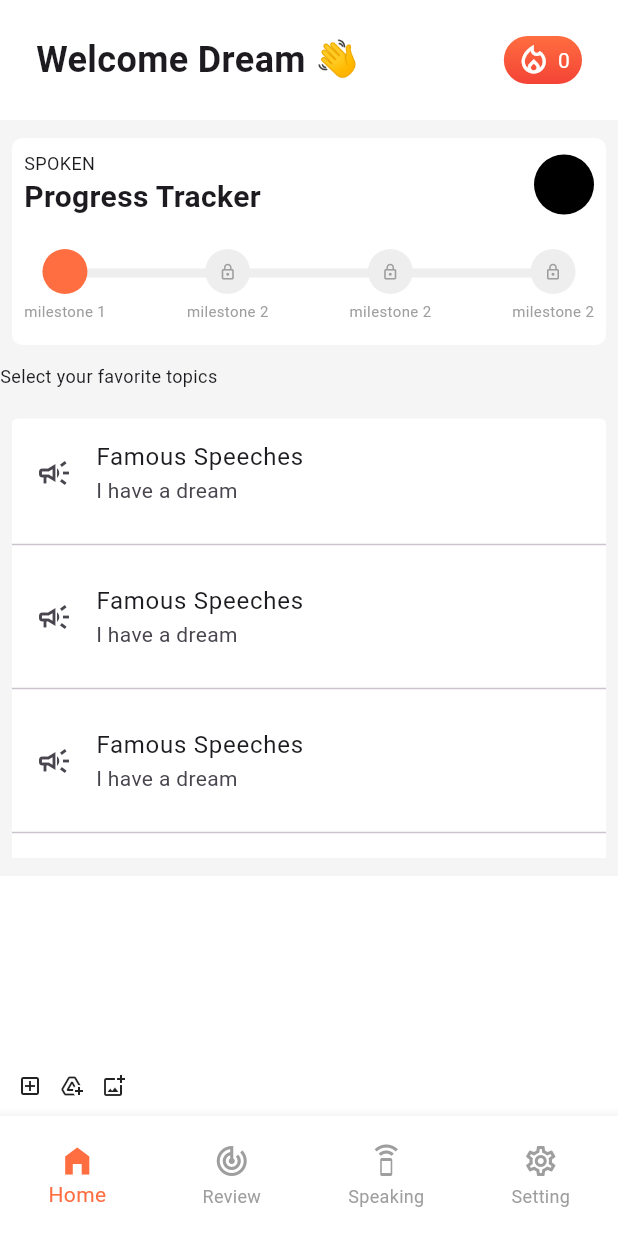
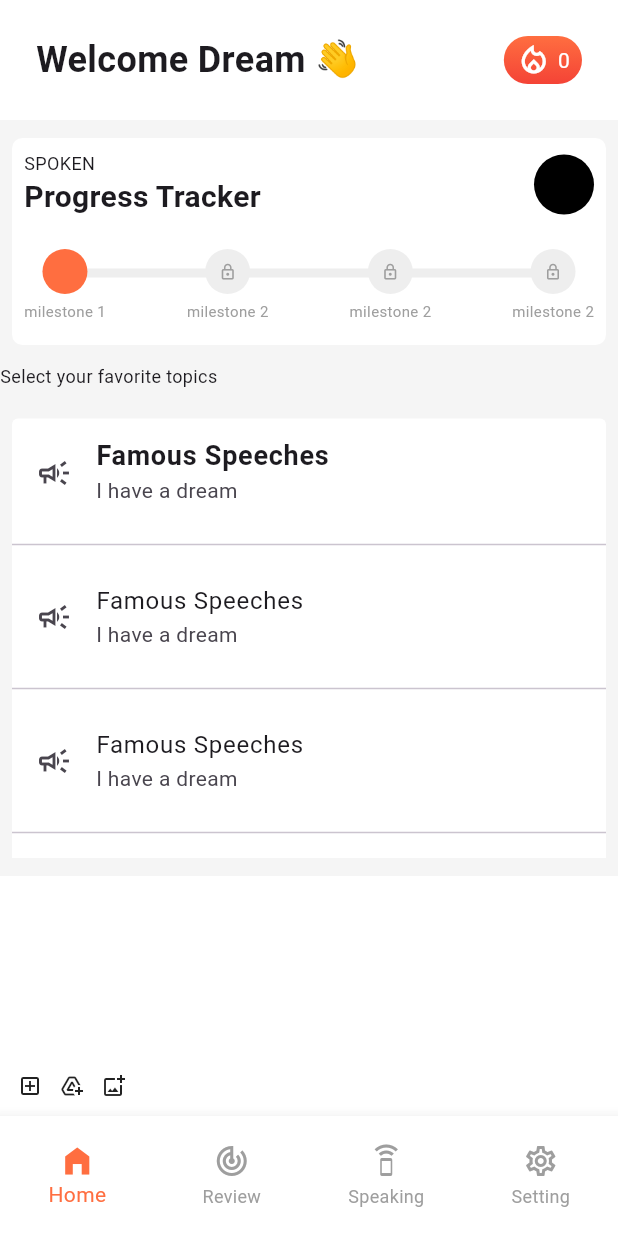
Before and after one commit to JAICHANGPARK/flutter_notebook_chapter_42, a Flutter app: the LanguageLearningHomePage screen opened directly, on a phone screen of 412 x 824 dp. Run offline on Flutter 3.47's test engine with Material 3 defaults, Android fonts, the phone set to English and light mode, and no system bars; our stand-ins replace date_picker_timeline, gap, hugeicons.

Commit message:
Update lla_home_page.dart

```diff
--- a/lib/ep2148_language_learning_app/views/lla_home_page.dart
+++ b/lib/ep2148_language_learning_app/views/lla_home_page.dart
@@ -267,9 +267,14 @@ class _LanguageLearningHomePageState extends State<LanguageLearningHomePage> {
                           spacing: 8,
                           children: [
                             ListTile(
-                              title: Text("Famous Speeches"),
+                              title: Text("Famous Speeches",
+                              style:   TextStyle(
+                                  fontWeight: FontWeight.bold,
+                                  fontSize: 18,
+                                ),),
                               subtitle: Text("I have a dream"),
                               leading: Icon(Icons.campaign_outlined),
+
                             ),
                             Divider(
                               height: 8,
@@ -310,7 +315,6 @@ class _LanguageLearningHomePageState extends State<LanguageLearningHomePage> {
               ),
               padding: EdgeInsets.all(12),
               child: Column(
-
                 children: [
                   Expanded(
                     child: Row(),
@@ -318,9 +322,18 @@ class _LanguageLearningHomePageState extends State<LanguageLearningHomePage> {
                   Row(
                     spacing: 12,
                     children: [
-                      Icon(Icons.add_box_outlined,size: 16,),
-                      Icon(Icons.add_to_drive,size: 16,),
-                      Icon(Icons.add_photo_alternate_outlined,size: 16,),
+                      Icon(
+                        Icons.add_box_outlined,
+                        size: 16,
+                      ),
+                      Icon(
+                        Icons.add_to_drive,
+                        size: 16,
+                      ),
+                      Icon(
+                        Icons.add_photo_alternate_outlined,
+                        size: 16,
+                      ),
                     ],
                   )
                 ],
```
